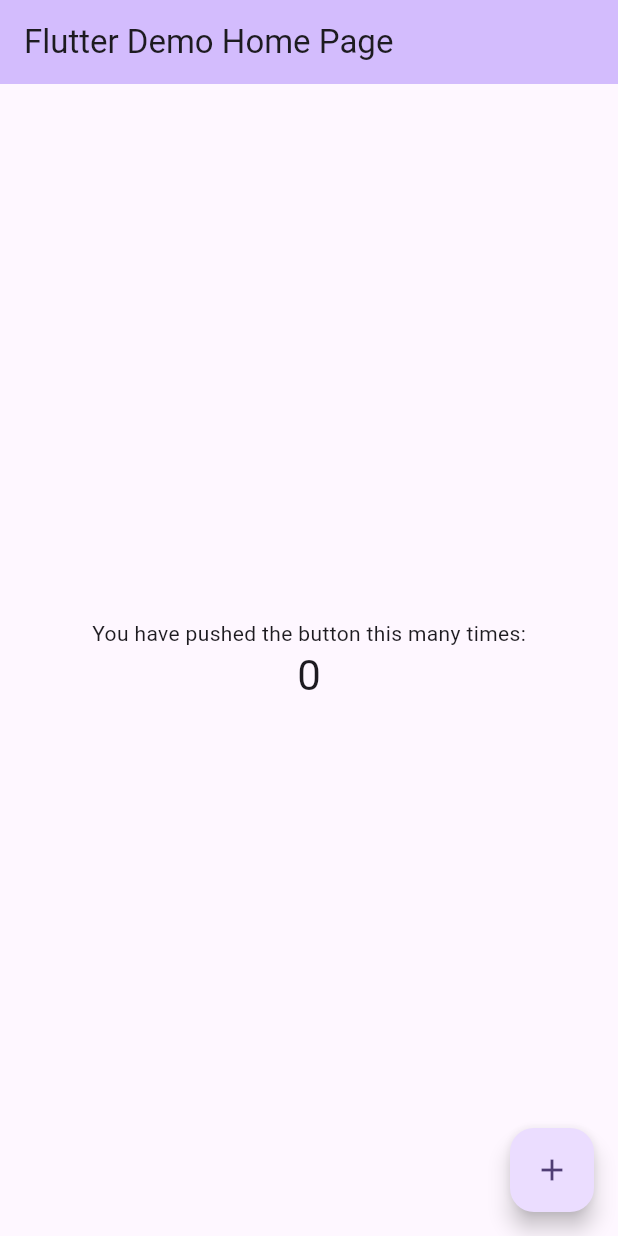
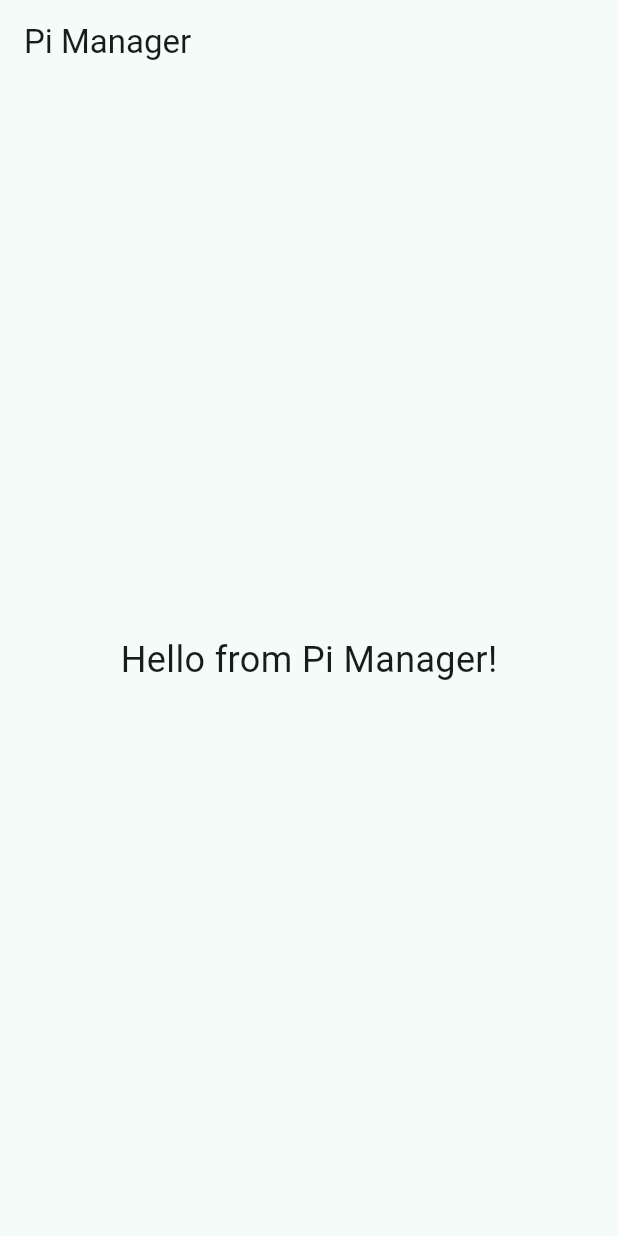
Before and after one commit to onaldmanson/pi_manager, a Flutter app: the screen it shows after launch, on a phone screen of 412 x 824 dp. Run offline on Flutter 3.47's test engine with Material 3 defaults, Android fonts, the phone set to English and light mode, and no system bars.

Commit message:
Update main.dart

```diff
--- a/lib/main.dart
+++ b/lib/main.dart
@@ -1,122 +1,37 @@
 import 'package:flutter/material.dart';
 
-void main() {
-  runApp(const MyApp());
-}
+void main() => runApp(const PiManagerApp());
 
-class MyApp extends StatelessWidget {
-  const MyApp({super.key});
+class PiManagerApp extends StatelessWidget {
+  const PiManagerApp({super.key});
 
-  // This widget is the root of your application.
   @override
   Widget build(BuildContext context) {
     return MaterialApp(
-      title: 'Flutter Demo',
+      title: 'Pi Manager',
       theme: ThemeData(
-        // This is the theme of your application.
-        //
-        // TRY THIS: Try running your application with "flutter run". You'll see
-        // the application has a purple toolbar. Then, without quitting the app,
-        // try changing the seedColor in the colorScheme below to Colors.green
-        // and then invoke "hot reload" (save your changes or press the "hot
-        // reload" button in a Flutter-supported IDE, or press "r" if you used
-        // the command line to start the app).
-        //
-        // Notice that the counter didn't reset back to zero; the application
-        // state is not lost during the reload. To reset the state, use hot
-        // restart instead.
-        //
-        // This works for code too, not just values: Most code changes can be
-        // tested with just a hot reload.
-        colorScheme: ColorScheme.fromSeed(seedColor: Colors.deepPurple),
+        colorScheme: ColorScheme.fromSeed(seedColor: Colors.teal),
+        useMaterial3: true,
       ),
-      home: const MyHomePage(title: 'Flutter Demo Home Page'),
+      home: const HomeScreen(),
+      debugShowCheckedModeBanner: false,
     );
   }
 }
 
-class MyHomePage extends StatefulWidget {
-  const MyHomePage({super.key, required this.title});
-
-  // This widget is the home page of your application. It is stateful, meaning
-  // that it has a State object (defined below) that contains fields that affect
-  // how it looks.
-
-  // This class is the configuration for the state. It holds the values (in this
-  // case the title) provided by the parent (in this case the App widget) and
-  // used by the build method of the State. Fields in a Widget subclass are
-  // always marked "final".
-
-  final String title;
-
-  @override
-  State<MyHomePage> createState() => _MyHomePageState();
-}
-
-class _MyHomePageState extends State<MyHomePage> {
-  int _counter = 0;
-
-  void _incrementCounter() {
-    setState(() {
-      // This call to setState tells the Flutter framework that something has
-      // changed in this State, which causes it to rerun the build method below
-      // so that the display can reflect the updated values. If we changed
-      // _counter without calling setState(), then the build method would not be
-      // called again, and so nothing would appear to happen.
-      _counter++;
-    });
-  }
+class HomeScreen extends StatelessWidget {
+  const HomeScreen({super.key});
 
   @override
   Widget build(BuildContext context) {
-    // This method is rerun every time setState is called, for instance as done
-    // by the _incrementCounter method above.
-    //
-    // The Flutter framework has been optimized to make rerunning build methods
-    // fast, so that you can just rebuild anything that needs updating rather
-    // than having to individually change instances of widgets.
     return Scaffold(
-      appBar: AppBar(
-        // TRY THIS: Try changing the color here to a specific color (to
-        // Colors.amber, perhaps?) and trigger a hot reload to see the AppBar
-        // change color while the other colors stay the same.
-        backgroundColor: Theme.of(context).colorScheme.inversePrimary,
-        // Here we take the value from the MyHomePage object that was created by
-        // the App.build method, and use it to set our appbar title.
-        title: Text(widget.title),
-      ),
-      body: Center(
-        // Center is a layout widget. It takes a single child and positions it
-        // in the middle of the parent.
-        child: Column(
-          // Column is also a layout widget. It takes a list of children and
-          // arranges them vertically. By default, it sizes itself to fit its
-          // children horizontally, and tries to be as tall as its parent.
-          //
-          // Column has various properties to control how it sizes itself and
-          // how it positions its children. Here we use mainAxisAlignment to
-          // center the children vertically; the main axis here is the vertical
-          // axis because Columns are vertical (the cross axis would be
-          // horizontal).
-          //
-          // TRY THIS: Invoke "debug painting" (choose the "Toggle Debug Paint"
-          // action in the IDE, or press "p" in the console), to see the
-          // wireframe for each widget.
-          mainAxisAlignment: MainAxisAlignment.center,
-          children: <Widget>[
-            const Text('You have pushed the button this many times:'),
-            Text(
-              '$_counter',
-              style: Theme.of(context).textTheme.headlineMedium,
-            ),
-          ],
+      appBar: AppBar(title: const Text('Pi Manager')),
+      body: const Center(
+        child: Text(
+          'Hello from Pi Manager!',
+          style: TextStyle(fontSize: 24),
         ),
       ),
-      floatingActionButton: FloatingActionButton(
-        onPressed: _incrementCounter,
-        tooltip: 'Increment',
-        child: const Icon(Icons.add),
-      ), // This trailing comma makes auto-formatting nicer for build methods.
     );
   }
 }
```
